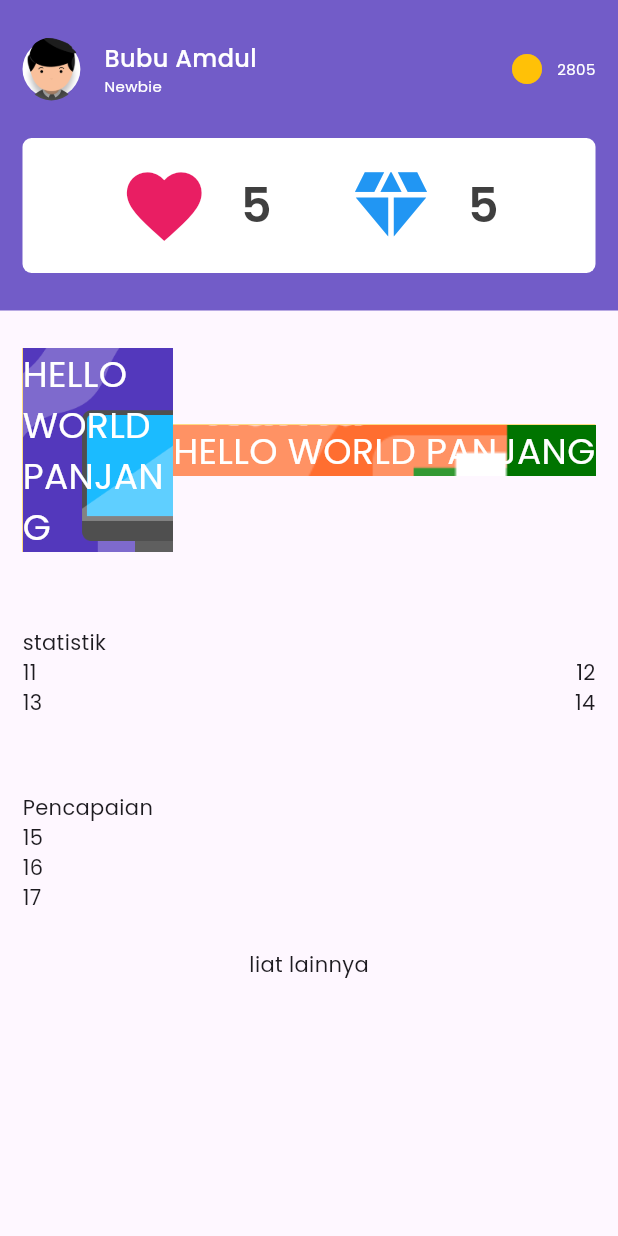
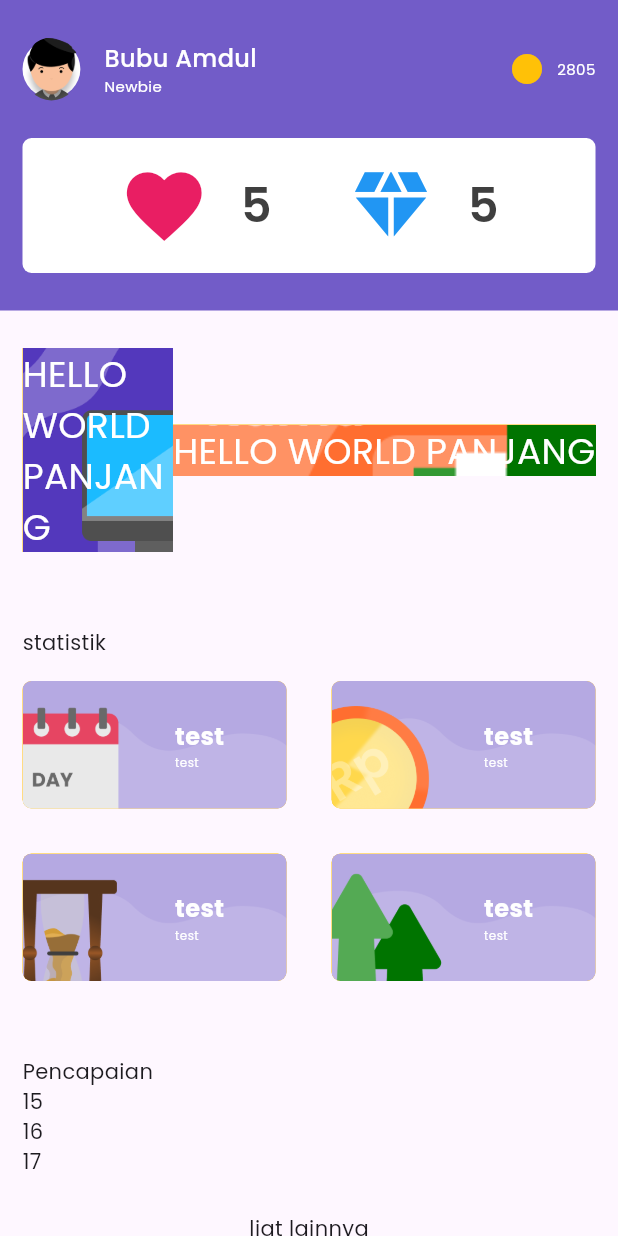
Before and after one commit to luqmanhadisudiana/Amplop-Duit, a Flutter app: the MyHomePage widget shown alone on an empty page, opened directly, on a phone screen of 412 x 824 dp. Run offline on Flutter 3.47's test engine with Material 3 defaults, Android fonts, the phone set to English and light mode, and no system bars; our stand-ins replace flutter_svg, lottie, shared_preferences; accounts and stored records are empty.

Commit message:
added card state component

```diff
--- a/lib/component/card/card_state.dart
+++ b/lib/component/card/card_state.dart
@@ -0,0 +1,66 @@
+import 'package:flutter/material.dart';
+
+class CardState extends StatelessWidget {
+  final String title;
+  final String value;
+  final String imageUrl;
+  final double? height;
+  // final double? width;
+
+  const CardState({
+    super.key,
+    required this.title,
+    required this.value,
+    required this.imageUrl,
+    this.height = 85,
+    // this.width = double,
+  });
+
+  @override
+  Widget build(BuildContext context) {
+    return Expanded(
+      child: Container(
+        height: height,
+        // width: width,
+
+        decoration: BoxDecoration(
+          image: DecorationImage(
+            image: AssetImage(imageUrl),
+            fit: BoxFit.cover,
+          ),
+          borderRadius: const BorderRadius.all(Radius.circular(6.0)),
+          color: Colors.amber,
+        ),
+        child: Column(
+          mainAxisAlignment: MainAxisAlignment.center,
+          crossAxisAlignment: CrossAxisAlignment.center,
+          children: [
+            Container(
+              padding: const EdgeInsets.only(left: 60),
+              child: Column(
+                crossAxisAlignment: CrossAxisAlignment.start,
+                children: [
+                  Text(value,
+                      style: const TextStyle(
+                        color: Colors.white,
+                        fontSize: 16.0,
+                        fontWeight: FontWeight.w700,
+                      ),
+                      textAlign: TextAlign.left),
+                  Text(
+                    title.toString(),
+                    style: const TextStyle(
+                      color: Colors.white,
+                      fontSize: 8.0,
+                    ),
+                    textAlign: TextAlign.left,
+                  ),
+                ],
+              ),
+            )
+          ],
+        ),
+      ),
+    );
+  }
+}
--- a/lib/screens/auth/login.dart
+++ b/lib/screens/auth/login.dart
@@ -92,8 +92,8 @@ class _LoginPageState extends State<LoginPage> with TickerProviderStateMixin {
 
   @override
   void dispose() {
+    _controller.dispose();
     super.dispose();
-    _controller.dispose();
   }
 
   @override
--- a/lib/screens/home/home.dart
+++ b/lib/screens/home/home.dart
@@ -1,3 +1,4 @@
+import 'package:amplop_duit/component/card/card_state.dart';
 import 'package:flutter/material.dart';
 
 class MyHomePage extends StatefulWidget {
@@ -191,23 +192,45 @@ class _MyHomePageState extends State<MyHomePage> {
         // section 3
         Container(
           padding: const EdgeInsets.symmetric(vertical: 25.0, horizontal: 15.0),
-          child: Column(
+          child: const Column(
             crossAxisAlignment: CrossAxisAlignment.start,
             children: [
-              Container(
-                child: const Text(
-                  "statistik",
-                  textAlign: TextAlign.left,
-                ),
-                // decoration: BoxDecoration(color: Colors.blue),
+              Text(
+                "statistik",
+                textAlign: TextAlign.left,
+              ),
+              // decoration: BoxDecoration(color: Colors.blue),
+              SizedBox(
+                height: 16.0,
               ),
               Row(
                 mainAxisAlignment: MainAxisAlignment.spaceBetween,
-                children: [const Text("11"), const Text("12")],
+                children: [
+                  CardState(
+                      title: 'test',
+                      value: 'test',
+                      imageUrl: 'assets/img/home/Card-State-Day.png'),
+                  SizedBox(width: 30),
+                  CardState(
+                      title: 'test',
+                      value: 'test',
+                      imageUrl: 'assets/img/home/Card-State-Total-Point.png'),
+                ],
               ),
+              SizedBox(height: 30),
               Row(
                 mainAxisAlignment: MainAxisAlignment.spaceBetween,
-                children: [const Text("13"), const Text("14")],
+                children: [
+                  CardState(
+                      title: 'test',
+                      value: 'test',
+                      imageUrl: 'assets/img/home/Card-State-Countdown.png'),
+                  SizedBox(width: 30),
+                  CardState(
+                      title: 'test',
+                      value: 'test',
+                      imageUrl: 'assets/img/home/Card-State-Position.png'),
+                ],
               )
             ],
           ),
@@ -223,7 +246,7 @@ class _MyHomePageState extends State<MyHomePage> {
         ),
         Center(
           child: const Text("liat lainnya"),
-        )
+        ),
       ],
     );
   }
```
Also changed, not shown: assets/img/home/Card-State-Countdown.png, assets/img/home/Card-State-Day.png, assets/img/home/Card-State-Day.svg (added), assets/img/home/Card-State-Position.png, assets/img/home/Card-State-Total-Point.png.
